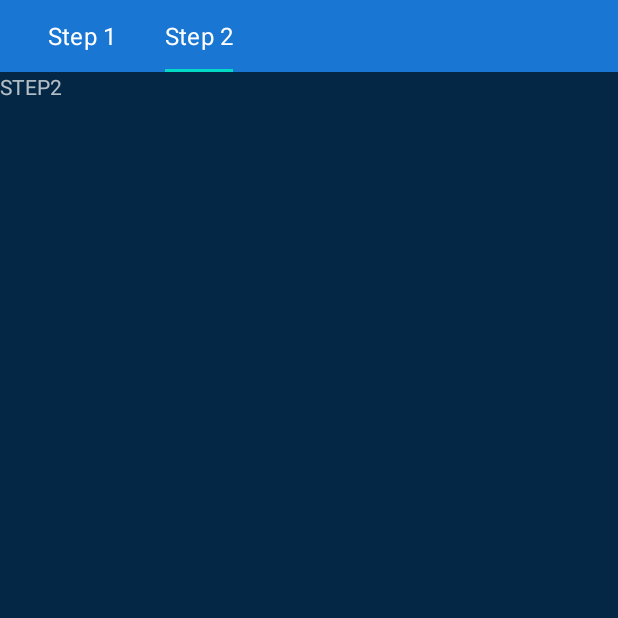
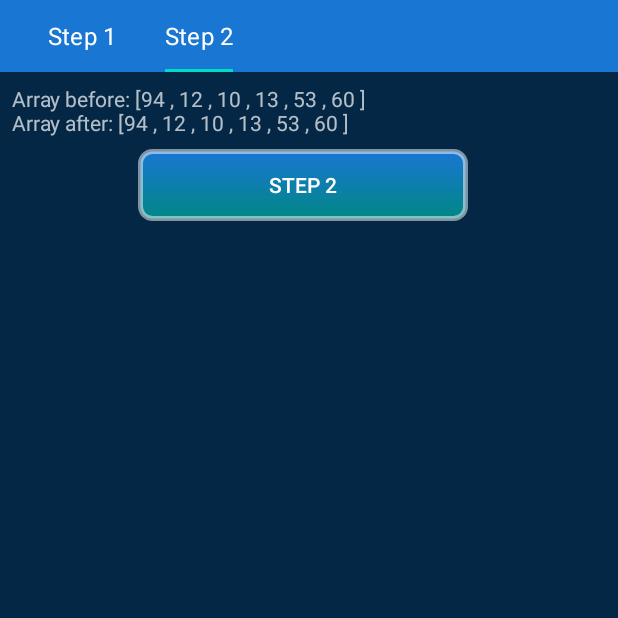
Before and after one commit to i-redbyte/ndk-example, an Android app: the StepikActivity screen opened directly, with no data from a screen before it, tab 2 chosen, on a phone screen of 412 x 824 dp, the top half of it. Run offline under Robolectric (Android 15) with nearby library versions, the phone set to English and light mode, and no system bars; 4 statements that could not run were skipped.

Commit message:
start solution for part 2 + small fixes

```diff
--- a/app/src/main/java/com/github/iredbyte/ndk_example/stepik/storage/Stepik.java
+++ b/app/src/main/java/com/github/iredbyte/ndk_example/stepik/storage/Stepik.java
@@ -20,13 +20,13 @@ public class Stepik {
 
     public native int power(int x, int p);
 
-    public native int power_recursion(int x, int p);
+    public native int powerRecursion(int x, int p);
 
     public native int max3(int a, int b, int c);
 
     public native int log2(int x);
 
-    public native String quadratic_equation(int a, int b, int c);
+    public native String quadraticEquation(int a, int b, int c);
 
     /**
      * PART2
--- a/app/src/main/java/com/github/iredbyte/ndk_example/stepik/ui/StepikPart1Fragment.kt
+++ b/app/src/main/java/com/github/iredbyte/ndk_example/stepik/ui/StepikPart1Fragment.kt
@@ -3,9 +3,7 @@ package com.github.iredbyte.ndk_example.stepik.ui
 import android.annotation.SuppressLint
 import android.content.Context
 import android.os.Bundle
-import android.view.LayoutInflater
 import android.view.View
-import android.view.ViewGroup
 import android.view.inputmethod.InputMethodManager
 import android.widget.EditText
 import android.widget.TextView
@@ -16,16 +14,12 @@ import com.github.iredbyte.ndk_example.R
 import com.github.iredbyte.ndk_example.stepik.storage.Stepik
 import com.google.android.material.snackbar.Snackbar
 
-class StepikPart1Fragment : Fragment() {
+class StepikPart1Fragment : Fragment(R.layout.fragment_stepik_part1) {
     private val stepik = Stepik()
     private val btnSolveQuadraticEquation by lazy { requireView().findViewById<AppCompatButton>(R.id.btnSolveQuadraticEquation) }
     private val etValueA by lazy { requireView().findViewById<EditText>(R.id.etValueA) }
     private val etValueB by lazy { requireView().findViewById<EditText>(R.id.etValueB) }
     private val etValueC by lazy { requireView().findViewById<EditText>(R.id.etValueC) }
-    override fun onCreateView(
-        inflater: LayoutInflater, container: ViewGroup?,
-        savedInstanceState: Bundle?
-    ): View? = inflater.inflate(R.layout.fragment_stepik_part1, container, false)
 
     override fun onViewCreated(view: View, savedInstanceState: Bundle?) {
         super.onViewCreated(view, savedInstanceState)
@@ -42,7 +36,7 @@ class StepikPart1Fragment : Fragment() {
         fun power() {
             val powerCpp: (Int, Int) -> String = { x, y ->
                 val power = stepik.power(x, y)
-                val powerRecurs = stepik.power(x, y)
+                val powerRecurs = stepik.powerRecursion(x, y)
                 "$x^$y with power = $power; recursion power = $powerRecurs"
             }
             part1.text = powerCpp(2, 8)
@@ -66,7 +60,7 @@ class StepikPart1Fragment : Fragment() {
             val c = etValueC.text.toString().toInt()
             Snackbar.make(
                 requireView(),
-                stepik.quadratic_equation(a, b, c),
+                stepik.quadraticEquation(a, b, c),
                 Snackbar.LENGTH_LONG
             )
                 .show()
--- a/app/src/main/java/com/github/iredbyte/ndk_example/stepik/ui/StepikPart2Fragment.kt
+++ b/app/src/main/java/com/github/iredbyte/ndk_example/stepik/ui/StepikPart2Fragment.kt
@@ -1,20 +1,44 @@
 package com.github.iredbyte.ndk_example.stepik.ui
 
 import android.os.Bundle
-import android.view.LayoutInflater
 import android.view.View
-import android.view.ViewGroup
+import android.widget.TextView
+import androidx.appcompat.widget.AppCompatButton
 import androidx.fragment.app.Fragment
 import com.github.iredbyte.ndk_example.R
+import com.github.iredbyte.ndk_example.stepik.storage.Stepik
 
-class StepikPart2Fragment : Fragment() {
-    override fun onCreate(savedInstanceState: Bundle?) {
-        super.onCreate(savedInstanceState)
+class StepikPart2Fragment : Fragment(R.layout.fragment_stepik_part2) {
+    private val stepik = Stepik()
+    private val btnRotate by lazy { requireView().findViewById<AppCompatButton>(R.id.btnRotate) }
+    override fun onViewCreated(view: View, savedInstanceState: Bundle?) {
+        super.onViewCreated(view, savedInstanceState)
+        setupViews()
+        solutionStepikPart2()
     }
 
-    override fun onCreateView(
-        inflater: LayoutInflater, container: ViewGroup?,
-        savedInstanceState: Bundle?
-    ): View? = inflater.inflate(R.layout.fragment_stepik_part2, container, false)
+    private fun setupViews() {
+        btnRotate.setOnClickListener { rotateArray(getRandomArray()) }
+    }
+
+    private fun solutionStepikPart2() {
+        rotateArray(getRandomArray())
+    }
+
+    private fun getRandomArray(maxN: Int = 10): IntArray {
+        val n = (3..10).random()
+        val array = IntArray(n)
+        repeat((0 until n).count()) { i -> array[i] = (0..100).random() }
+        return array
+    }
+
+    private fun rotateArray(array: IntArray, shift: Int = 2) {
+        val transform = { element: Int -> "$element " }
+        val start = "Array before: ${array.map(transform)}"
+        val result = requireView().findViewById<TextView>(R.id.tvRotateArray)
+        stepik.rotate(array, array.size, shift)
+        val resultText = "$start\nArray after: ${array.map(transform)}"
+        result.text = resultText
+    }
 
 }
--- a/app/src/main/res/layout/fragment_stepik_part2.xml
+++ b/app/src/main/res/layout/fragment_stepik_part2.xml
@@ -1,6 +1,7 @@
 <?xml version="1.0" encoding="utf-8"?>
-<FrameLayout
+<androidx.constraintlayout.widget.ConstraintLayout
     xmlns:android="http://schemas.android.com/apk/res/android"
+    xmlns:app="http://schemas.android.com/apk/res-auto"
     xmlns:tools="http://schemas.android.com/tools"
     android:layout_width="match_parent"
     android:layout_height="match_parent"
@@ -8,9 +9,30 @@
     >
 
     <TextView
-        android:layout_width="match_parent"
-        android:layout_height="match_parent"
-        android:text="STEP2"
+        android:id="@+id/tvRotateArray"
+        android:layout_width="0dp"
+        android:layout_height="wrap_content"
+        android:layout_marginStart="8dp"
+        android:layout_marginTop="8dp"
+        android:layout_marginEnd="8dp"
+        app:layout_constraintStart_toStartOf="parent"
+        app:layout_constraintTop_toTopOf="parent"
+        tools:text="C++C++C++C++C++C++C++C++C++C++C++C++C++C++C++"
         />
 
-</FrameLayout>
+    <androidx.appcompat.widget.AppCompatButton
+        android:id="@+id/btnRotate"
+        android:layout_width="220dp"
+        android:layout_height="wrap_content"
+        android:layout_marginTop="8dp"
+        android:layout_marginEnd="8dp"
+        android:layout_marginRight="8dp"
+        android:background="@drawable/button"
+        android:padding="8dp"
+        android:text="@string/stepik_page_part2_generate_new"
+        android:textColor="@color/white"
+        app:layout_constraintEnd_toEndOf="parent"
+        app:layout_constraintStart_toStartOf="parent"
+        app:layout_constraintTop_toBottomOf="@+id/tvRotateArray"
+        />
+</androidx.constraintlayout.widget.ConstraintLayout>
--- a/app/src/main/res/values/strings.xml
+++ b/app/src/main/res/values/strings.xml
@@ -9,4 +9,5 @@
     <string name="stepik_error_quadratic">Please input the coefficients of the quadratic equation</string>
     <string name="stepik_page_title_part1">Step 1</string>
     <string name="stepik_page_title_part2">Step 2</string>
+    <string name="stepik_page_part2_generate_new">Step 2</string>
 </resources>
```
Also changed, not shown: app/src/main/java/com/github/iredbyte/ndk_example/MainActivity.kt (+5 -65 lines), 1 other file.
